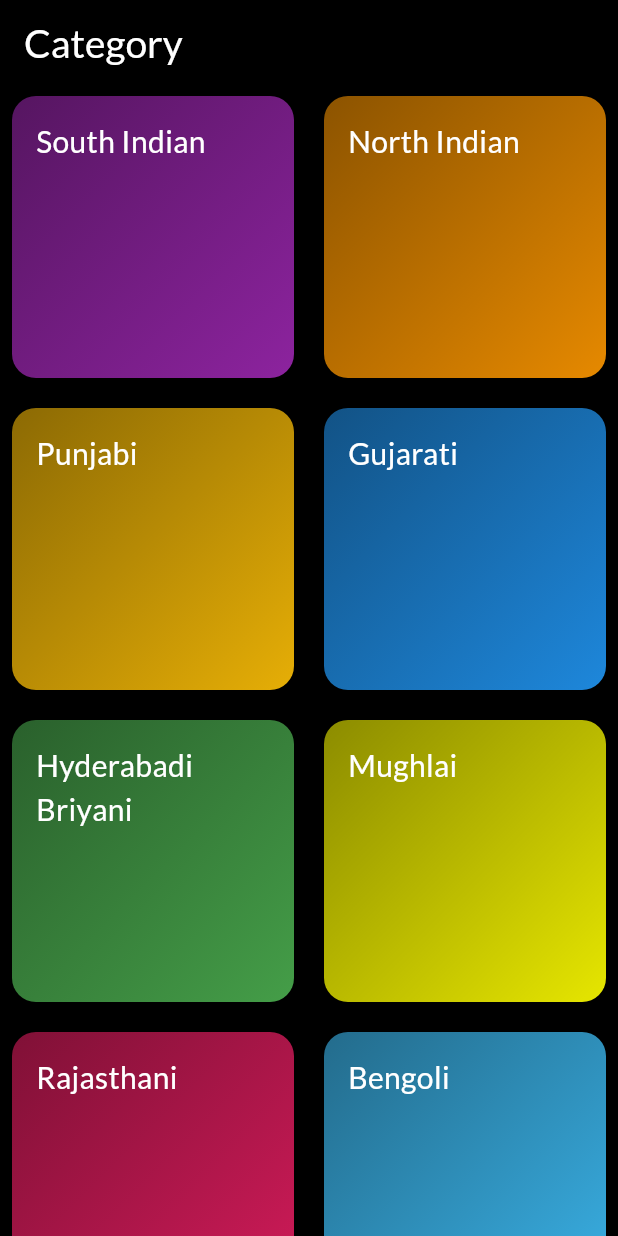
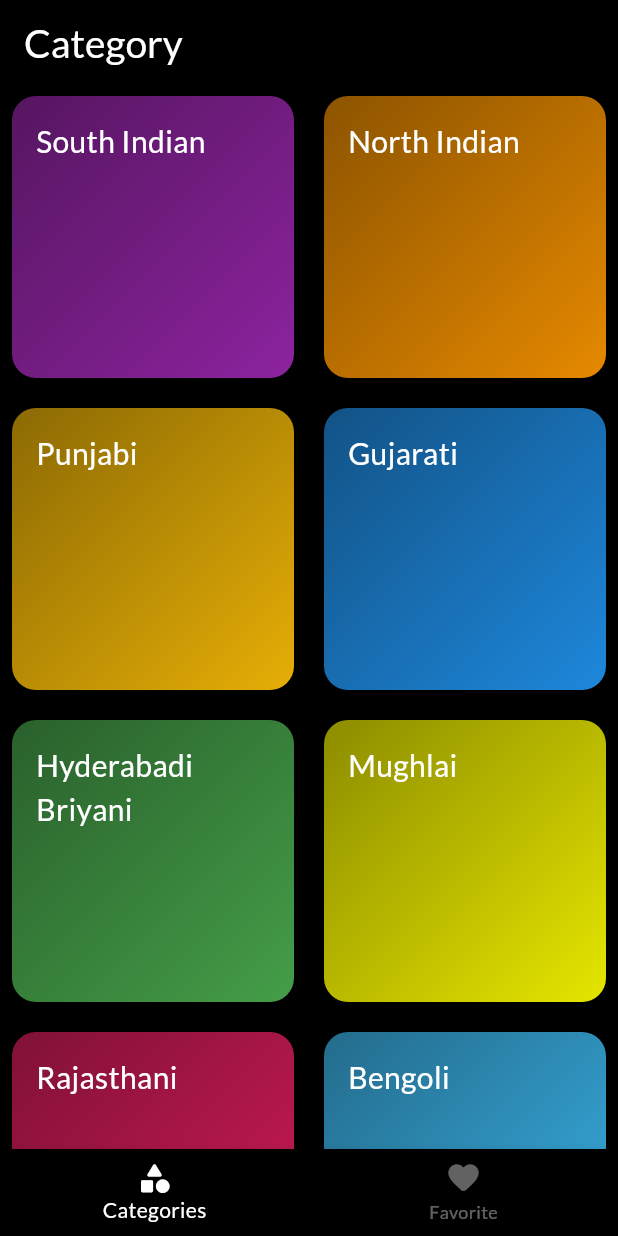
Before and after one commit to Ecocoder0711/meal_recipe_app, a Flutter app: the screen it shows after launch, on a phone screen of 412 x 824 dp. Run offline on Flutter 3.47's test engine with Material 3 defaults, Android fonts, the phone set to English and light mode, and no system bars; our stand-ins replace flutter_riverpod, google_fonts.

Commit message:
working on favorite button and screen

```diff
--- a/lib/main.dart
+++ b/lib/main.dart
@@ -1,6 +1,7 @@
 import 'package:flutter/material.dart';
+import 'package:flutter_riverpod/flutter_riverpod.dart' show ProviderScope;
 import 'package:meal_recipe_app/runapp.dart';
 
 void main() {
-  runApp(const MealRecipeApp());
+  runApp(const ProviderScope(child: MealRecipeApp()));
 }
--- a/lib/runapp.dart
+++ b/lib/runapp.dart
@@ -1,5 +1,5 @@
 import 'package:flutter/material.dart';
-import 'package:meal_recipe_app/screen/category_screen.dart';
+import 'package:meal_recipe_app/screen/homescreen.dart';
 import 'package:meal_recipe_app/utils/theme_data.dart';
 
 class MealRecipeApp extends StatelessWidget {
@@ -10,7 +10,7 @@ class MealRecipeApp extends StatelessWidget {
     return MaterialApp(
       debugShowCheckedModeBanner: false,
       title: "Meal Recipe App",
-      home: const CategoryScreen(),
+      home: Homescreen(),
       theme: Mytheme.colorscheme(context),
     );
   }
--- /dev/null
+++ b/lib/screen/homescreen.dart
@@ -0,0 +1,43 @@
+import 'package:flutter/material.dart';
+import 'package:meal_recipe_app/screen/category_screen.dart';
+import 'package:meal_recipe_app/screen/favorites_screen.dart';
+import 'package:meal_recipe_app/utils/theme_data.dart';
+
+class Homescreen extends StatefulWidget {
+  const Homescreen({super.key});
+
+  @override
+  State<Homescreen> createState() => _HomescreenState();
+}
+
+class _HomescreenState extends State<Homescreen> {
+  final List<Widget> _screen = [CategoryScreen(), FavoritesScreen()];
+  int _selectedindex = 0;
+  @override
+  Widget build(BuildContext context) {
+    return Scaffold(
+      body: _screen[_selectedindex],
+      bottomNavigationBar: BottomNavigationBar(
+        onTap: (selectedindex) {
+          setState(() {
+            _selectedindex = selectedindex;
+          });
+        },
+        backgroundColor: Mytheme.colorscheme(context).scaffoldBackgroundColor,
+        selectedItemColor: Colors.white,
+        unselectedItemColor: Colors.white38,
+        currentIndex: _selectedindex,
+        items: [
+          BottomNavigationBarItem(
+            icon: Icon(Icons.category_rounded),
+            label: "Categories",
+          ),
+          BottomNavigationBarItem(
+            icon: Icon(Icons.favorite_rounded),
+            label: "Favorite",
+          ),
+        ],
+      ),
+    );
+  }
+}
--- a/pubspec.yaml
+++ b/pubspec.yaml
@@ -35,6 +35,8 @@ dependencies:
   # Use with the CupertinoIcons class for iOS style icons.
   cupertino_icons: ^1.0.8
   google_fonts: ^6.3.2
+  flutter_riverpod: ^2.6.1
+  # riverpod: ^3.0.3
 
 dev_dependencies:
   flutter_test:
```
Also changed, not shown: lib/provider/favorites_provider.dart (added, +22 -0 lines), lib/screen/favorites_screen.dart (added, +10 -0 lines), lib/screen/recipe_page.dart (+21 -5 lines), pubspec.lock.
